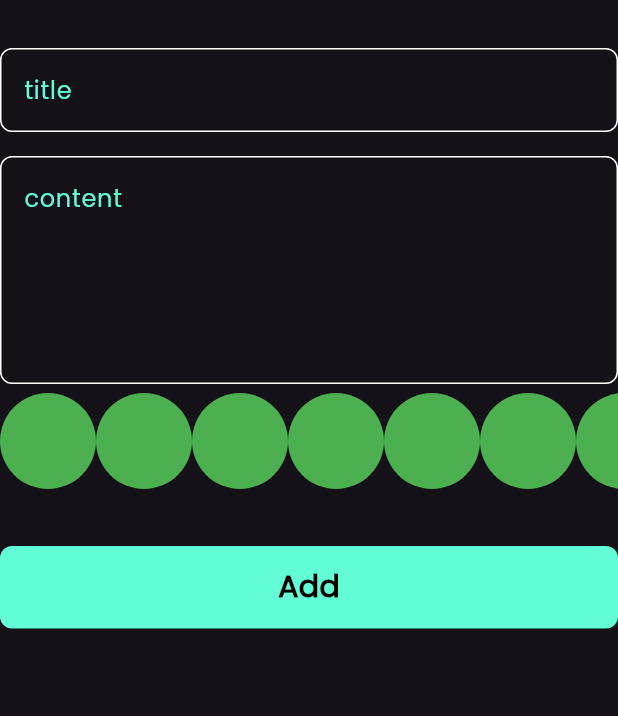
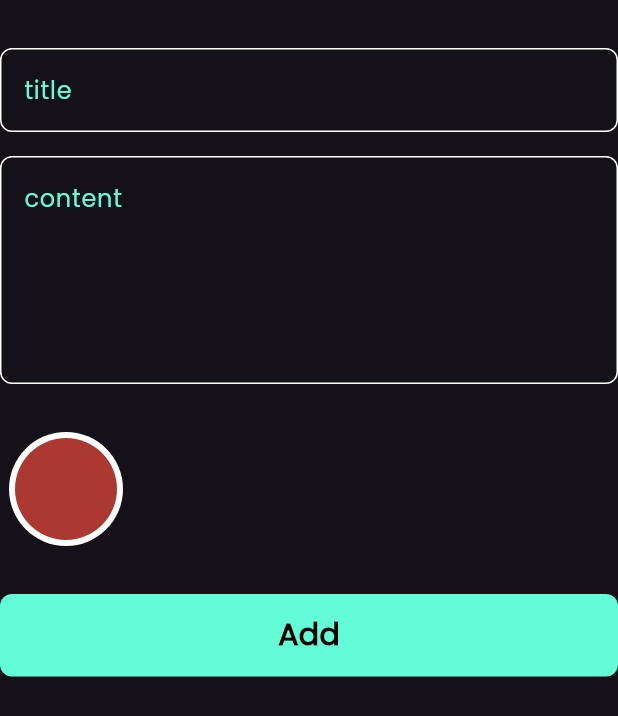
Before and after one commit to mahaalhawila/notes-app, a Flutter app: the AddNoteForm widget shown alone on an empty page, opened directly, on a phone screen of 412 x 824 dp. Shown: the top 716 px of the screen. Run offline on Flutter 3.47's test engine with Material 3 defaults, Android fonts, the phone set to English and light mode, and no system bars; our stand-ins replace bloc, flutter_bloc, font_awesome_flutter, hive, hive_flutter; accounts and stored records are empty.

Commit message:
colors list view part 2

```diff
--- a/lib/views/widgets/add_note_form.dart
+++ b/lib/views/widgets/add_note_form.dart
@@ -33,7 +33,8 @@ class _AddNoteFormState extends State<AddNoteForm> {
             },
             hint: 'title',
           ),
-          SizedBox(height: 16,),
+          const SizedBox(
+            height: 16,),
           CustomTextField(
             onSaved: (value){
               subTitle=value;
@@ -41,7 +42,8 @@ class _AddNoteFormState extends State<AddNoteForm> {
             hint: 'content',
             maxLines: 5,
           ),
-
+          const SizedBox(
+            height: 32,),
        const ColorListView(),
 
           const SizedBox(
--- a/lib/views/widgets/color_list _view.dart
+++ b/lib/views/widgets/color_list _view.dart
@@ -1,30 +1,63 @@
 import 'package:flutter/cupertino.dart';
 import 'package:flutter/material.dart';
 
+
 class ColorItem extends StatelessWidget {
-  const ColorItem({super.key});
-
+  const ColorItem({super.key, required this.isActive, required this.color});
+  final bool isActive;
+  final Color color;
   @override
   Widget build(BuildContext context) {
-    return const CircleAvatar(
-      radius: 32,
-      backgroundColor: Colors.green,
+    return isActive ?  CircleAvatar(
+      radius: 38,
+      backgroundColor: Colors.white,
+      child: CircleAvatar(
+        radius: 34,
+        backgroundColor: color,
+      ),
+    )  : CircleAvatar(
+      radius: 38,
+ backgroundColor: color,
     );
   }
 }
 
-class ColorListView extends StatelessWidget {
+class ColorListView extends StatefulWidget {
   const ColorListView({super.key});
 
+  @override
+  State<ColorListView> createState() => _ColorListViewState();
+}
+
+class _ColorListViewState extends State<ColorListView> {
+
+  int currentIndex=0;
+  List<Color> colors =[
+    const Color(0xffAC3931)
+  ];
   @override
   Widget build(BuildContext context) {
     return SizedBox(
       height: 38*2,
       child: ListView.builder(
-          itemCount: 10,
+          itemCount: colors.length,
           scrollDirection: Axis.horizontal,
           itemBuilder:(context,index){
-            return const ColorItem();
+            return  Padding(
+              padding: const EdgeInsets.symmetric(horizontal: 6),
+              child: GestureDetector(
+                onTap: (){
+                  currentIndex = index ;
+                  setState(() {
+
+                  });
+                },
+                child: ColorItem(
+                  color: colors[index],
+                  isActive: currentIndex == index,
+                ),
+              ),
+            );
           }),
     );
   }
```
